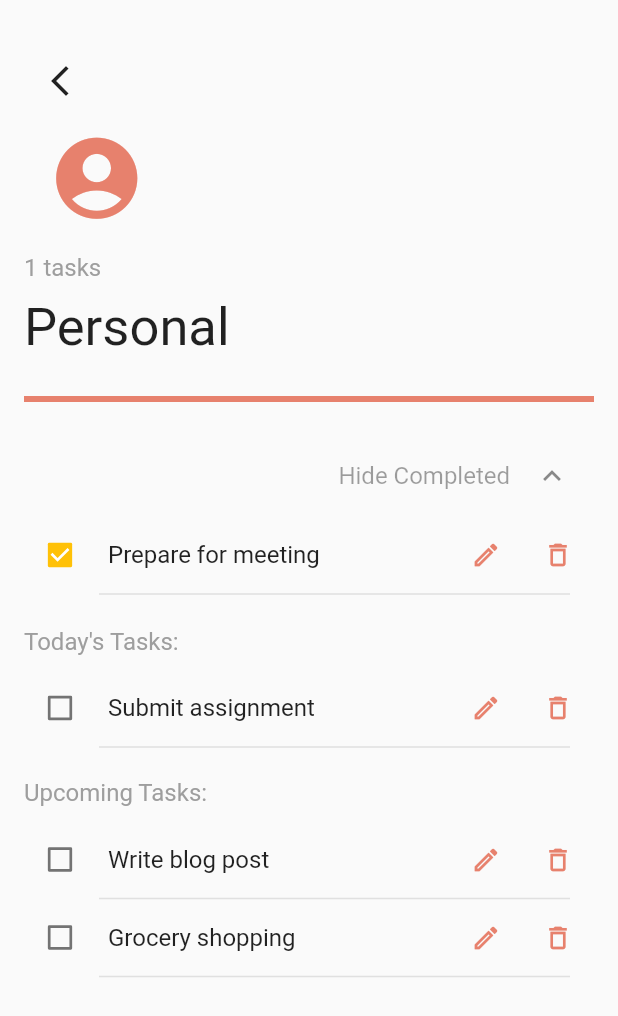
After one commit to Lohithkp/UpNext, a Flutter app: the TaskViewPage screen opened by its route, on a phone screen of 412 x 824 dp. The commit adds this screen. Shown: the top 1016 px of the screen. Run offline on Flutter 3.47's test engine with Material 2 defaults, Android fonts, the light colour scheme and no system bars; our stand-ins replace cloud_firestore, firebase_auth, firebase_core, get_it, go_router, shared_preferences; accounts and stored records are empty.

Commit message:
task view page

```diff
--- a/lib/main.dart
+++ b/lib/main.dart
@@ -3,11 +3,13 @@ import 'package:flutter/material.dart';
 import 'package:go_router/go_router.dart';
 import 'package:up_next/src/constants/color_constants.dart';
 import 'package:up_next/src/constants/routing_constants_names.dart';
+import 'package:up_next/src/feature/screens/add_category_page/add_category_page.dart';
 import 'package:up_next/src/feature/screens/landing_page/landing_page.dart';
 import 'package:up_next/src/feature/screens/login_page/login_page.dart';
 import 'package:up_next/src/feature/screens/reset_password_page/reset_password_page.dart';
 import 'package:up_next/src/feature/screens/singn_up_page/sign_up_page.dart';
 import 'package:up_next/src/feature/screens/splash_screen/splash_screen.dart';
+import 'package:up_next/src/feature/screens/view_task_page/task_view_page.dart';
 import 'package:up_next/src/setup_service_locator/service_locator.dart';
 import 'package:up_next/src/util/shared_preference_util.dart';
 
@@ -61,6 +63,20 @@ class MyApp extends StatelessWidget {
           path: '/landingPage',
           builder: (context, state) => const LandingPage(),
         ),
+        GoRoute(
+          name: RoutingScreens.addCategoryPage,
+          path: '/addCategoryPage',
+          builder: (context, state) => const AddCategoryPage(),
+        ),
+        GoRoute(
+          name: RoutingScreens.taskViewPage,
+          path: '/taskViewPage',
+          builder: (context, state) => TaskViewPage(
+              userProfile: '',
+              numberOfTasks: 1,
+              taskProgress: 1.1,
+              taskList: []),
+        ),
       ],
     );
     return MaterialApp.router(
--- a/lib/src/constants/routing_constants_names.dart
+++ b/lib/src/constants/routing_constants_names.dart
@@ -3,4 +3,6 @@ class RoutingScreens {
   static const forgotPassword = "forgotPassword";
   static const signupPage = "signupPage";
   static const landingPage = "landingPage";
+  static const addCategoryPage = "addCategoryPage";
+  static const taskViewPage = "taskViewPage";
 }
--- a/lib/src/feature/screens/landing_page/landing_page_widget/build_add_catogory_card.dart
+++ b/lib/src/feature/screens/landing_page/landing_page_widget/build_add_catogory_card.dart
@@ -105,7 +105,7 @@ class _AddCategoryCardState extends State<AddCategoryCard> {
                             ),
                           );
                         },
-                        child: Text(
+                        child: const Text(
                           "Add Category",
                           style: TextStyle(color: Colors.white),
                         ),
--- a/lib/src/feature/screens/landing_page/landing_page_widget/build_category_widget.dart
+++ b/lib/src/feature/screens/landing_page/landing_page_widget/build_category_widget.dart
@@ -1,5 +1,7 @@
 import 'package:flutter/cupertino.dart';
 import 'package:flutter/material.dart';
+import 'package:go_router/go_router.dart';
+import 'package:up_next/src/constants/routing_constants_names.dart';
 import 'package:up_next/src/widget/type_writer_widget.dart';
 
 import '../../../../model/card_Item_model.dart';
@@ -32,6 +34,10 @@ class _BuildCategoryCardCardState extends State<BuildCategoryCard> {
   Widget build(BuildContext context) {
     return Padding(
       padding: const EdgeInsets.all(16.0),
+      child: GestureDetector(
+        onTap: () {
+          context.pushNamed(RoutingScreens.taskViewPage, params: {});
+        },
         child: Card(
           color: Colors.white.withOpacity(1.0),
           shape:
@@ -54,8 +60,8 @@ class _BuildCategoryCardCardState extends State<BuildCategoryCard> {
                   ),
                 ),
                 Padding(
-                padding:
-                    const EdgeInsets.symmetric(horizontal: 16.0, vertical: 4.0),
+                  padding: const EdgeInsets.symmetric(
+                      horizontal: 16.0, vertical: 4.0),
                   child: TypewriterText(
                     text: widget.cardsList[widget.position].runningText,
                     style: TextStyle(
@@ -89,7 +95,8 @@ class _BuildCategoryCardCardState extends State<BuildCategoryCard> {
                       Padding(
                         padding: const EdgeInsets.all(8.0),
                         child: LinearProgressIndicator(
-                        value: widget.cardsList[widget.position].taskCompletion,
+                          value:
+                              widget.cardsList[widget.position].taskCompletion,
                         ),
                       ),
                     ],
@@ -99,6 +106,7 @@ class _BuildCategoryCardCardState extends State<BuildCategoryCard> {
             ),
           ),
         ),
+      ),
     );
   }
 }
--- a/lib/src/feature/screens/login_page/login_page.dart
+++ b/lib/src/feature/screens/login_page/login_page.dart
@@ -41,15 +41,15 @@ class _LoginPageState extends State<LoginPage> {
       body: Stack(
         children: [
           // Background image
-          Opacity(
-            opacity: 0.5, // Adjust opacity for transparency
-            child: Image.asset(
-              'assets/images/bg.png', // Add your background image path
-              fit: BoxFit.cover,
-              width: double.infinity,
-              height: double.infinity,
-            ),
-          ),
+          // Opacity(
+          //   opacity: 0.5, // Adjust opacity for transparency
+          //   child: Image.asset(
+          //     'assets/images/bg.png', // Add your background image path
+          //     fit: BoxFit.cover,
+          //     width: double.infinity,
+          //     height: double.infinity,
+          //   ),
+          // ),
           // Login form
           Padding(
             padding: const EdgeInsets.only(
--- a/lib/src/feature/screens/splash_screen/splash_screen.dart
+++ b/lib/src/feature/screens/splash_screen/splash_screen.dart
@@ -28,31 +28,28 @@ class SplashScreen extends StatelessWidget {
 
     return Scaffold(
       backgroundColor: Colors.white,
-      body: Stack(
-        children: [
-          Positioned(
-            child: Opacity(
-              opacity: 0.8, // Adjust opacity for transparency
-              child: Padding(
-                padding: const EdgeInsets.only(top: 50),
-                child: Image.asset(
-                  'assets/images/spalsh_screen.png', // Add your background image path
-                  fit: BoxFit.cover,
-                  color: AppColorsConstant.customPrimaryColor,
-                ),
+      body: Center(
+        child: Column(
+          mainAxisSize: MainAxisSize.min,
+          children: [
+            SizedBox(
+              height: 50,
+              width: 50,
+              child: Image.asset(
+                'assets/images/todo_1.png',
+                color: AppColorsConstant.customPrimaryColor,
               ),
             ),
-          ),
-          Center(
-            child: Text(
+            const SizedBox(height: 16),
+            const Text(
               'UpNext',
               style: TextStyle(
                 fontSize: 30,
                 fontWeight: FontWeight.bold,
               ),
             ),
-          ),
-        ],
+          ],
+        ),
       ),
     );
   }
--- /dev/null
+++ b/lib/src/feature/screens/view_task_page/task_view_page.dart
@@ -0,0 +1,261 @@
+import 'package:flutter/material.dart';
+import 'package:up_next/src/constants/color_constants.dart';
+import '../../../model/card_Item_model.dart';
+
+class TaskViewPage extends StatefulWidget {
+  final String userProfile;
+  final int numberOfTasks;
+  final double taskProgress;
+  List<TaskListModel> taskList = [];
+
+  TaskViewPage({
+    Key? key,
+    required this.userProfile,
+    required this.numberOfTasks,
+    required this.taskProgress,
+    required this.taskList,
+  }) : super(key: key);
+
+  @override
+  State<TaskViewPage> createState() => _TaskViewPageState();
+}
+
+class _TaskViewPageState extends State<TaskViewPage> {
+  @override
+  void initState() {
+    super.initState();
+    widget.taskList = [
+      TaskListModel('Complete Flutter project',
+          DateTime.now().subtract(Duration(days: 2)), 'In Progress'),
+      TaskListModel('Prepare for meeting',
+          DateTime.now().subtract(Duration(days: 1)), 'Completed'),
+      TaskListModel('Submit assignment', DateTime.now(), 'Not Started'),
+      TaskListModel('Write blog post', DateTime.now().add(Duration(days: 1)),
+          'In Progress'),
+      TaskListModel('Grocery shopping', DateTime.now().add(Duration(days: 2)),
+          'Not Started'),
+    ];
+  }
+
+  @override
+  Widget build(BuildContext context) {
+    List<TaskListModel> completedTasks = widget.taskList
+        .where((task) => task.taskStatus == 'Completed')
+        .toList();
+
+    List<TaskListModel> todayTasks = widget.taskList
+        .where((task) =>
+            task.taskStatus != 'Completed' &&
+            task.taskCreationTime.isSameDay(DateTime.now()))
+        .toList();
+
+    List<TaskListModel> upcomingTasks = widget.taskList
+        .where((task) =>
+            task.taskStatus != 'Completed' &&
+            task.taskCreationTime.isAfter(DateTime.now()))
+        .toList();
+
+    return Scaffold(
+      body: Padding(
+        padding:
+            const EdgeInsets.only(top: 30, left: 16, right: 16, bottom: 16),
+        child: Column(
+          crossAxisAlignment: CrossAxisAlignment.start,
+          children: [
+            IconButton(
+              icon: const Icon(Icons.arrow_back_ios_new),
+              onPressed: () {
+                Navigator.of(context).pop(); // Go back to the previous screen
+              },
+            ),
+            // User Profile
+            Padding(
+              padding:
+                  const EdgeInsets.symmetric(vertical: 8.0, horizontal: 16),
+              child: Icon(
+                Icons.account_circle,
+                size: 65.0,
+                color: AppColorsConstant.customPrimaryColor,
+              ),
+            ),
+            const SizedBox(height: 10),
+
+            // Number of tasks
+            Text(
+              "${widget.numberOfTasks} tasks",
+              style: TextStyle(fontSize: 16, color: Colors.grey),
+            ),
+            const SizedBox(height: 10),
+            const Text(
+              "Personal",
+              style: TextStyle(fontSize: 35, fontWeight: FontWeight.normal),
+            ),
+            const SizedBox(height: 25),
+
+            // Progress Indicator
+            LinearProgressIndicator(
+              value: widget.taskProgress,
+              backgroundColor: Colors.grey,
+              color: AppColorsConstant.customPrimaryColor,
+            ),
+            const SizedBox(height: 20),
+            Expanded(
+              child: ListView(
+                children: [
+                  Theme(
+                    data: Theme.of(context)
+                        .copyWith(dividerColor: Colors.transparent),
+                    child: ExpansionTile(
+                      title: const Align(
+                        alignment: Alignment.centerRight,
+                        child: Text(
+                          "Hide Completed",
+                          style: TextStyle(fontSize: 16, color: Colors.black38),
+                        ),
+                      ),
+                      initiallyExpanded: true,
+                      iconColor: Colors.black45,
+                      childrenPadding: EdgeInsets.zero,
+                      children: completedTasks
+                          .map((task) => TaskItem(
+                                task: task,
+                                onDelete: () {
+                                  // Add your delete logic here
+                                },
+                                onEdit: () {
+                                  // Add your edit logic here
+                                },
+                              ))
+                          .toList(),
+                    ),
+                  ),
+
+                  const SizedBox(height: 20),
+
+                  // List of today's tasks
+                  const Text(
+                    "Today's Tasks:",
+                    style: TextStyle(fontSize: 16, color: Colors.grey),
+                  ),
+                  SizedBox(
+                    height: 10,
+                  ),
+                  ...todayTasks.map((task) => TaskItem(
+                        task: task,
+                        onDelete: () {
+                          // Add your delete logic here
+                        },
+                        onEdit: () {
+                          // Add your edit logic here
+                        },
+                      )),
+
+                  const SizedBox(height: 20),
+
+                  // List of upcoming tasks
+                  const Text(
+                    "Upcoming Tasks:",
+                    style: TextStyle(fontSize: 16, color: Colors.grey),
+                  ),
+                  SizedBox(
+                    height: 10,
+                  ),
+                  ...upcomingTasks.map((task) => TaskItem(
+                        task: task,
+                        onDelete: () {
+                          // Add your delete logic here
+                        },
+                        onEdit: () {
+                          // Add your edit logic here
+                        },
+                      )),
+                ],
+              ),
+            ),
+          ],
+        ),
+      ),
+    );
+  }
+}
+
+// Task item widget
+class TaskItem extends StatelessWidget {
+  final TaskListModel task;
+  final VoidCallback onDelete;
+  final VoidCallback onEdit;
+
+  const TaskItem({
+    Key? key,
+    required this.task,
+    required this.onDelete,
+    required this.onEdit,
+  }) : super(key: key);
+
+  @override
+  Widget build(BuildContext context) {
+    return Column(
+      crossAxisAlignment: CrossAxisAlignment.start,
+      children: [
+        Padding(
+          padding: const EdgeInsets.only(top: 5, bottom: 5),
+          child: ListTile(
+            contentPadding: const EdgeInsets.symmetric(horizontal: 0),
+            visualDensity: const VisualDensity(horizontal: -4, vertical: -4),
+            leading: Transform.scale(
+              scale: 0.9,
+              child: Checkbox(
+                value: task.taskStatus == 'Completed',
+                onChanged: (bool? value) {
+                  // Add logic to handle checkbox change (update task status)
+                },
+              ),
+            ),
+            title: Text(
+              task.taskName,
+              style: const TextStyle(fontSize: 16.0),
+            ),
+            trailing: Row(
+              mainAxisSize: MainAxisSize.min,
+              children: [
+                IconButton(
+                  padding: EdgeInsets.zero,
+                  icon: Icon(
+                    Icons.edit_outlined,
+                    size: 20,
+                    color: AppColorsConstant.customPrimaryColor,
+                  ),
+                  onPressed: onEdit,
+                ),
+                IconButton(
+                  padding: EdgeInsets.zero,
+                  icon: Icon(
+                    Icons.delete_outline,
+                    size: 20,
+                    color: AppColorsConstant.customPrimaryColor,
+                  ),
+                  onPressed: onDelete,
+                ),
+              ],
+            ),
+          ),
+        ),
+        Padding(
+          padding: const EdgeInsets.only(left: 50, right: 16),
+          child: Divider(
+            height: 2,
+            color: Colors.grey[300],
+            thickness: 1,
+          ),
+        ), // Adjust the color if needed
+      ],
+    );
+  }
+}
+
+// Helper extension to check if two dates are the same day
+extension DateTimeExtension on DateTime {
+  bool isSameDay(DateTime other) {
+    return year == other.year && month == other.month && day == other.day;
+  }
+}
--- a/lib/src/model/card_Item_model.dart
+++ b/lib/src/model/card_Item_model.dart
@@ -11,6 +11,17 @@ class CardItemModel {
       this.taskCompletion, this.runningText);
 }
 
+class TaskListModel {
+  String taskName;
+  DateTime taskCreationTime;
+  String taskStatus;
+  TaskListModel(
+    this.taskName,
+    this.taskCreationTime,
+    this.taskStatus,
+  );
+}
+
 // var cardsList = [
 //   CardItemModel("Personal", Icons.account_circle, 9, 0.83),
 //   CardItemModel("Work", Icons.work, 12, 0.24),
```
Lines whose indentation alone changed are shown as unchanged.
